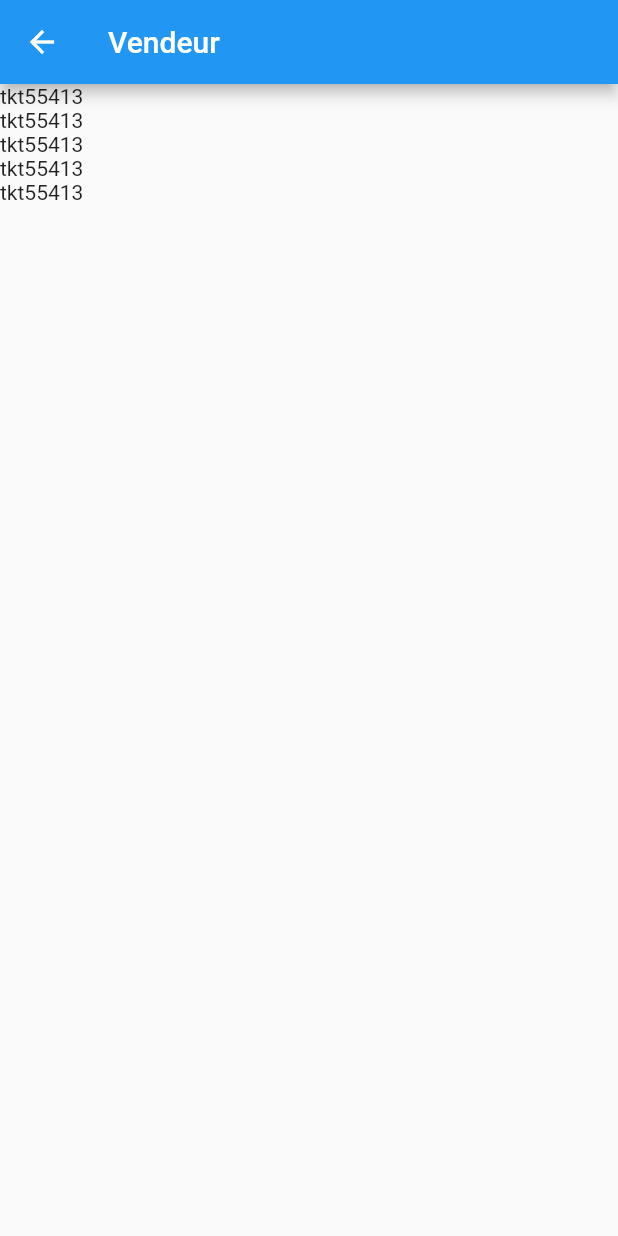
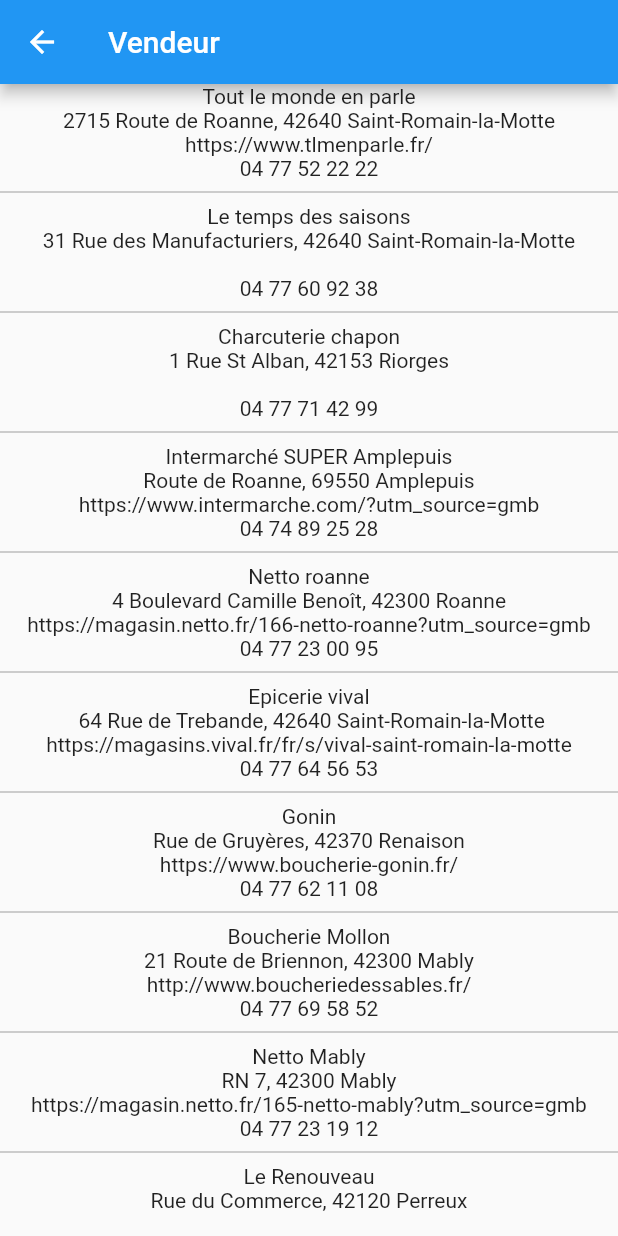
Before and after one commit to celestindeal/la-ferme-deal, a Flutter app: the Vendeur screen opened by its route, on a phone screen of 412 x 824 dp. Run offline on Flutter 3.47's test engine with Material 2 defaults, Android fonts, the phone set to English and light mode, and no system bars.

Commit message:
liste des vendeur

```diff
--- a/lib/vendeur.dart
+++ b/lib/vendeur.dart
@@ -4,11 +4,133 @@
   @override
   Widget build(BuildContext context) {
     List client = [
-      {"nom": "tkt", "phone": "55413"},
-      {"nom": "tkt", "phone": "55413"},
-      {"nom": "tkt", "phone": "55413"},
-      {"nom": "tkt", "phone": "55413"},
-      {"nom": "tkt", "phone": "55413"},
+      {
+        "lieu": "2715 Route de Roanne, 42640 Saint-Romain-la-Motte",
+        "site": "https://www.tlmenparle.fr/",
+        "nom": "Tout le monde en parle",
+        "phone": "04 77 52 22 22"
+      },
+      {
+        "lieu": "31 Rue des Manufacturiers, 42640 Saint-Romain-la-Motte",
+        "site": "",
+        "nom": "Le temps des saisons",
+        "phone": "04 77 60 92 38"
+      },
+      {
+        "lieu": "1 Rue St Alban, 42153 Riorges",
+        "site": "",
+        "nom": "Charcuterie chapon",
+        "phone": "04 77 71 42 99"
+      },
+      {
+        "lieu": "Route de Roanne, 69550 Amplepuis",
+        "site": "https://www.intermarche.com/?utm_source=gmb",
+        "nom": "Intermarché SUPER Amplepuis",
+        "phone": "04 74 89 25 28"
+      },
+      {
+        "lieu": "4 Boulevard Camille Benoît, 42300 Roanne",
+        "site": "https://magasin.netto.fr/166-netto-roanne?utm_source=gmb",
+        "nom": "Netto roanne",
+        "phone": "04 77 23 00 95"
+      },
+      {
+        "lieu": " 64 Rue de Trebande, 42640 Saint-Romain-la-Motte",
+        "site": "https://magasins.vival.fr/fr/s/vival-saint-romain-la-motte",
+        "nom": "Epicerie vival",
+        "phone": "04 77 64 56 53"
+      },
+      {
+        "lieu": "Rue de Gruyères, 42370 Renaison",
+        "site": "https://www.boucherie-gonin.fr/",
+        "nom": "Gonin",
+        "phone": "04 77 62 11 08"
+      },
+      {
+        "lieu": "21 Route de Briennon, 42300 Mably",
+        "site": "http://www.boucheriedessables.fr/",
+        "nom": "Boucherie Mollon",
+        "phone": "04 77 69 58 52"
+      },
+      {
+        "lieu": "RN 7, 42300 Mably",
+        "site": "https://magasin.netto.fr/165-netto-mably?utm_source=gmb",
+        "nom": "Netto Mably",
+        "phone": "04 77 23 19 12"
+      },
+      {
+        "lieu": "Rue du Commerce, 42120 Perreux",
+        "site": "",
+        "nom": "Le Renouveau",
+        "phone": "04 77 68 52 60"
+      },
+      {
+        "lieu": " Rue Jean de la Fontaine, 42300 Mably",
+        "site": "https://www.carrefour.fr/magasin/mably",
+        "nom": "Carrefour Mably",
+        "phone": "04 77 44 17 79"
+      },
+      {
+        "lieu": "2 Rue du Tacot, 42370 Renaison",
+        "site": "https://www.carrefour.fr/magasin/market-renaison",
+        "nom": "Carrefour Market",
+        "phone": "04 77 66 49 14"
+      },
+      {
+        "lieu": "Rue Alexandre Raffin, 42300 Roanne",
+        "site": "https://www.facebook.com/espacesaintlouisroanne/",
+        "nom": "Carrefour City Saint Louis",
+        "phone": ""
+      },
+      {
+        "lieu": "44 Rue Roger Salengro, 42300 Roanne",
+        "site": "",
+        "nom": "Crèmerie des Halles",
+        "phone": "04 77 68 08 52"
+      },
+      {
+        "lieu": "N 7 Trouver mon itinéraire, 42120 Le Coteau",
+        "site": "https://www.carrefour.fr/magasin/market-le-coteau",
+        "nom": "Carrefour Le Coteau",
+        "phone": "04 77 68 61 55"
+      },
+      {
+        "lieu": "69 Avenue Jean Moos, 69550 Amplepuis",
+        "site": "https://www.carrefour.fr/magasin/market-amplepuis",
+        "nom": "Carrefour amplepuis",
+        "phone": "04 74 89 48 00"
+      },
+      {
+        "lieu": "53 Rue Jules Faron, 42153 Riorges",
+        "site": "https://www.carrefour.fr/magasin/market-riorges/drive",
+        "nom": "Carrefour riorges",
+        "phone": "04 77 71 16 03"
+      },
+      {
+        "lieu": "131 Rue de Verdun, 42640 Saint-Germain-Lespinasse",
+        "site": "",
+        "nom": "Les Frangines",
+        "phone": "04 77 64 50 22"
+      },
+      {
+        "lieu": "21 pl Verdun, 42300 MABLY",
+        "site": "",
+        "nom": "Le Verdun",
+        "phone": "04 77 71 52 93"
+      },
+      {
+        "lieu": "Route de Vivans, 42310 La Pacaudière",
+        "site":
+            "https://magasins.supermarches-atac.fr/magasin/la-pacaudiere/70142?utm_source=GMB&utm_campaign=Multidiffusion&utm_content=70142",
+        "nom": "ATAC",
+        "phone": "04 77 64 10 20"
+      },
+      {
+        "lieu": "27 Rue Etienne Thinon, 42370 Saint-Alban-les-Eaux",
+        "site": "http://lesgensdici.asso.fr/",
+        "nom": "Les gens d'ici",
+        "phone": "04 77 65 81 81"
+      },
     ];
 
     return Scaffold(
@@ -18,11 +140,19 @@
       body: ListView.builder(
           itemCount: client.length,
           itemBuilder: (BuildContext context, int i) {
-            return Row(
-              children: [
-                Text(client[i]["nom"]),
-                Text(client[i]["phone"]),
-              ],
+            return Center(
+              child: Column(
+                mainAxisAlignment: MainAxisAlignment.center,
+                children: [
+                  Text(client[i]["nom"]),
+                  Text(client[i]["lieu"]),
+                  Text(client[i]["site"]),
+                  Text(client[i]["phone"]),
+                  Divider(
+                    color: Colors.grey,
+                  ),
+                ],
+              ),
             );
           }),
     );
```
